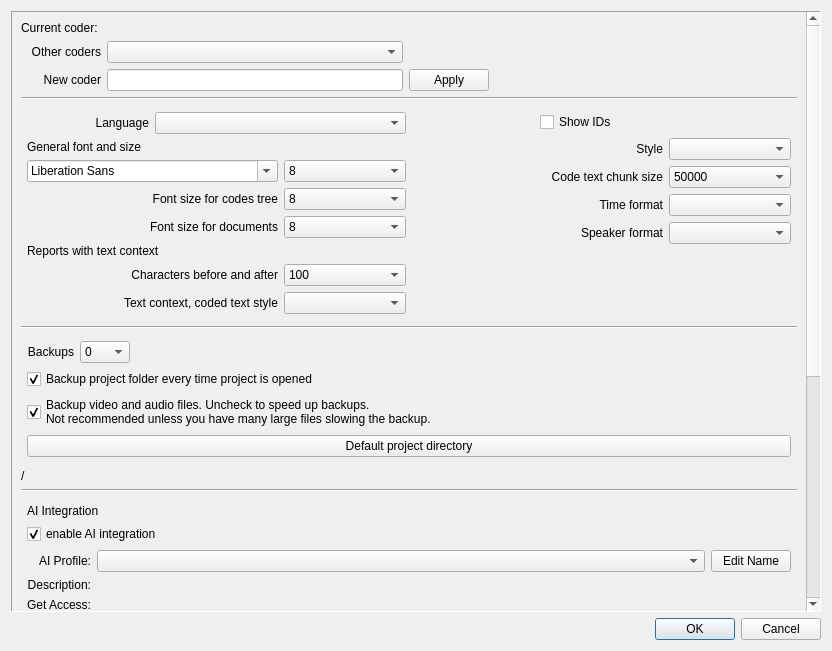
ccbogel/QualCoder, file src/GUI_UIs/ui_dialog_settings.ui: the form before one commit.
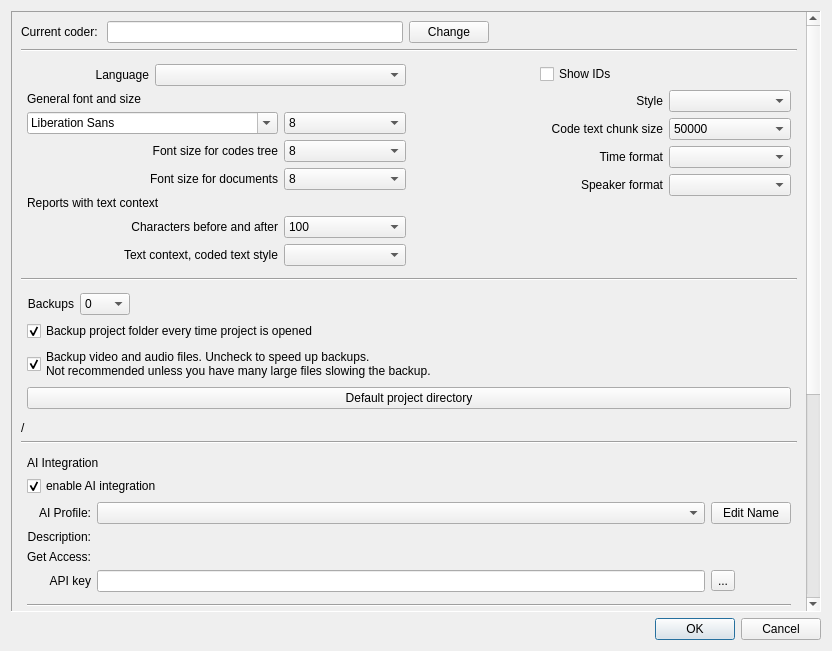
The form after the commit.

Commit message: Coder names: Implementation in settings dialog

What changed in the file:
```diff
--- a/src/GUI_UIs/ui_dialog_settings.ui
+++ b/src/GUI_UIs/ui_dialog_settings.ui
@@ -45,8 +45,8 @@
        <rect>
         <x>0</x>
         <y>0</y>
-        <width>787</width>
-        <height>1074</height>
+        <width>795</width>
+        <height>948</height>
        </rect>
       </property>
       <property name="sizePolicy">
@@ -250,43 +250,37 @@
           <property name="bottomMargin">
            <number>0</number>
           </property>
-          <item row="2" column="1">
-           <widget class="QComboBox" name="comboBox_coders"/>
-          </item>
-          <item row="2" column="0">
-           <widget class="QLabel" name="label_2">
-            <property name="toolTip">
-             <string>Select another coder in this project</string>
+          <item row="1" column="1">
+           <widget class="QLineEdit" name="lineEdit_coderName">
+            <property name="enabled">
+             <bool>true</bool>
             </property>
-            <property name="text">
-             <string>Other coders</string>
+            <property name="readOnly">
+             <bool>true</bool>
             </property>
-            <property name="alignment">
-             <set>Qt::AlignRight|Qt::AlignTrailing|Qt::AlignVCenter</set>
-            </property>
            </widget>
           </item>
-          <item row="3" column="0">
-           <widget class="QLabel" name="label_new_coder">
-            <property name="text">
-             <string>New coder</string>
+          <item row="1" column="3">
+           <spacer name="horizontalSpacer">
+            <property name="orientation">
+             <enum>Qt::Horizontal</enum>
             </property>
-            <property name="alignment">
-             <set>Qt::AlignRight|Qt::AlignTrailing|Qt::AlignVCenter</set>
+            <property name="sizeHint" stdset="0">
+             <size>
+              <width>40</width>
+              <height>20</height>
+             </size>
             </property>
-           </widget>
+           </spacer>
           </item>
-          <item row="3" column="1">
-           <widget class="QLineEdit" name="lineEdit_coderName"/>
-          </item>
-          <item row="3" column="2">
+          <item row="1" column="2">
            <widget class="QPushButton" name="pushButton_set_coder">
             <property name="toolTip">
              <string>Set this name as the current coder.
 </string>
             </property>
             <property name="text">
-             <string>Apply</string>
+             <string>Change</string>
             </property>
            </widget>
           </item>
@@ -306,19 +300,6 @@
             </property>
            </widget>
           </item>
-          <item row="3" column="3">
-           <spacer name="horizontalSpacer">
-            <property name="orientation">
-             <enum>Qt::Horizontal</enum>
-            </property>
-            <property name="sizeHint" stdset="0">
-             <size>
-              <width>40</width>
-              <height>20</height>
-             </size>
-            </property>
-           </spacer>
-          </item>
          </layout>
         </widget>
        </item>
@@ -743,7 +724,6 @@
             </property>
             <property name="font">
              <font>
-              <weight>50</weight>
               <bold>false</bold>
              </font>
             </property>
```
Left out of the diff: 4 changed lines with no effect on the pictures. The commit also changes 4 other files.
